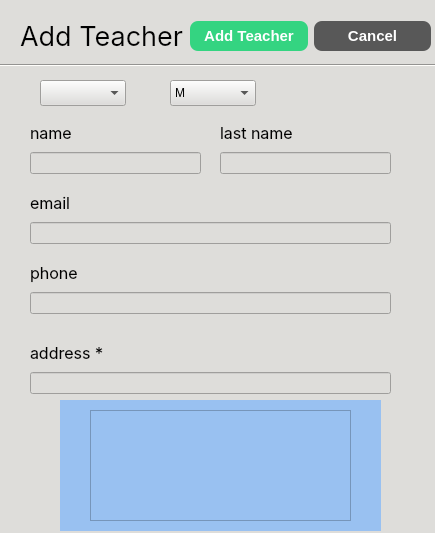
KasperJack/School-Management-System, file School_System/ui/AddTeacherDialog.ui: the form before one commit.
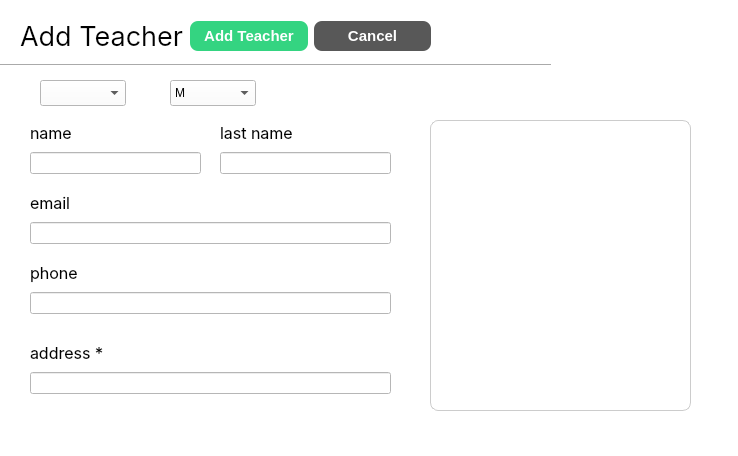
The form after the commit.

Patch:
```diff
--- a/School_System/ui/AddTeacherDialog.ui
+++ b/School_System/ui/AddTeacherDialog.ui
@@ -6,16 +6,16 @@
    <rect>
     <x>0</x>
     <y>0</y>
-    <width>435</width>
-    <height>533</height>
+    <width>738</width>
+    <height>456</height>
    </rect>
   </property>
   <property name="windowTitle">
    <string>Dialog</string>
   </property>
   <property name="styleSheet">
-   <string notr="true">background-color: rgb(222, 221, 218);
-color: rgb(0, 0, 0);</string>
+   <string notr="true">color: rgb(0, 0, 0);
+background-color: rgb(255, 255, 255);</string>
   </property>
   <widget class="Line" name="line">
    <property name="geometry">
@@ -278,40 +278,83 @@
     </rect>
    </property>
   </widget>
-  <widget class="QWidget" name="subjects_widget" native="true">
+  <widget class="QScrollArea" name="subjects_scrollArea">
    <property name="geometry">
     <rect>
-     <x>60</x>
-     <y>400</y>
-     <width>321</width>
-     <height>131</height>
+     <x>430</x>
+     <y>120</y>
+     <width>261</width>
+     <height>291</height>
     </rect>
    </property>
    <property name="styleSheet">
-    <string notr="true">background-color: rgb(153, 193, 241);</string>
+    <string notr="true">    QScrollArea {
+        border: 1px solid #cccccc;
+        background: #f9f9f9;
+        border-radius: 8px;
+    }
+
+    /* Scroll Bar */
+    QScrollBar:vertical {
+        border: none;
+        background: #e6e6e6;
+        width: 12px;
+        margin: 2px;
+        border-radius: 6px;
+    }
+    QScrollBar::handle:vertical {
+        background: #aaaaaa;
+        min-height: 20px;
+        border-radius: 6px;
+    }
+    QScrollBar::handle:vertical:hover {
+        background: #888888;
+    }
+    QScrollBar::sub-line:vertical,
+    QScrollBar::add-line:vertical {
+        background: none;
+        height: 0;
+    }
+
+    /* Items inside the Scroll Area */
+    QWidget {
+        font-size: 16px;
+        font-family: Arial, sans-serif;
+        color: #333333;
+        background: transparent;
+    }
+
+    QCheckBox {
+        spacing: 10px;
+        padding: 5px;
+    }
+    QCheckBox::indicator {
+        width: 16px;
+        height: 16px;
+    }
+    QCheckBox::indicator:checked {
+        background-color: #0078d4;
+        border: 1px solid #0078d4;
+        border-radius: 4px;
+    }
+    QCheckBox::indicator:unchecked {
+        background-color: #f0f0f0;
+        border: 1px solid #cccccc;
+        border-radius: 4px;
+    }</string>
    </property>
-   <widget class="QScrollArea" name="subjects_scrollArea">
+   <property name="widgetResizable">
+    <bool>true</bool>
+   </property>
+   <widget class="QWidget" name="scrollAreaWidgetContents">
     <property name="geometry">
      <rect>
-      <x>30</x>
-      <y>10</y>
-      <width>261</width>
-      <height>111</height>
+      <x>0</x>
+      <y>0</y>
+      <width>259</width>
+      <height>289</height>
      </rect>
     </property>
-    <property name="widgetResizable">
-     <bool>true</bool>
-    </property>
-    <widget class="QWidget" name="scrollAreaWidgetContents">
-     <property name="geometry">
-      <rect>
-       <x>0</x>
-       <y>0</y>
-       <width>259</width>
-       <height>109</height>
-      </rect>
-     </property>
-    </widget>
    </widget>
   </widget>
  </widget>
```
